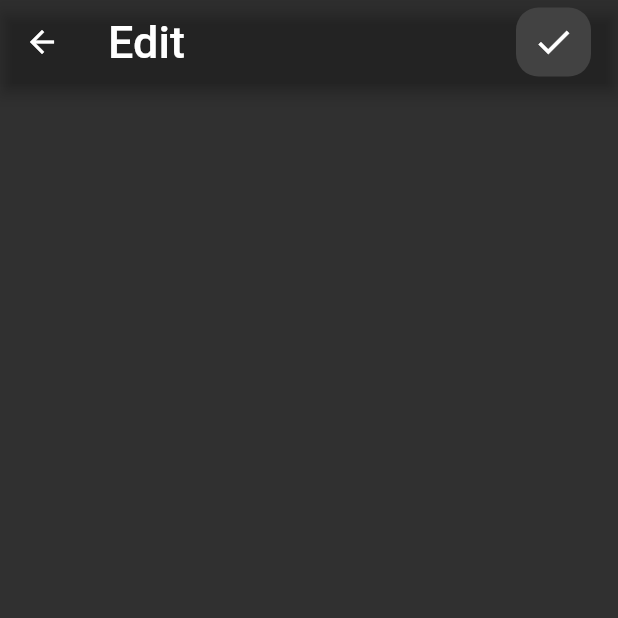
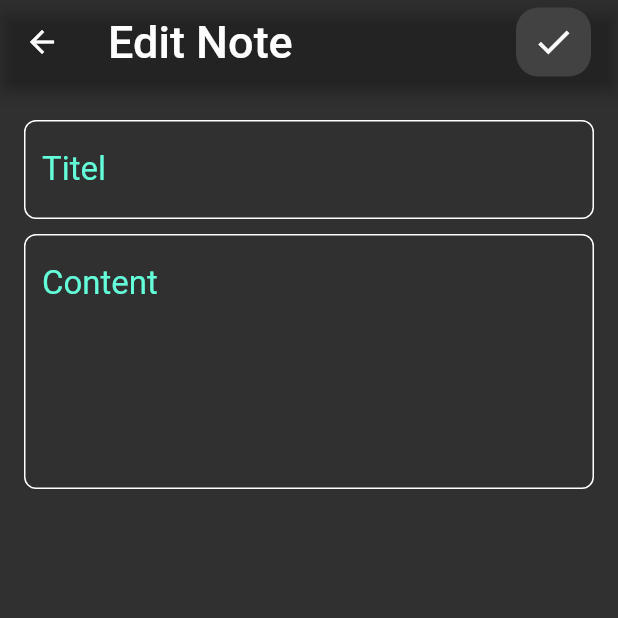
Before and after one commit to Benziane-Anis/My-Notes, a Flutter app: the Edit screen opened by its route, on a phone screen of 412 x 824 dp, the top half of it. Run offline on Flutter 3.47's test engine with Material 2 defaults, Android fonts, the phone set to English and light mode, and no system bars.

Commit message:
add MyTextfield to edit screen and finiched the UI screens

```diff
--- a/lib/items/custom_editNote.dart
+++ b/lib/items/custom_editNote.dart
@@ -1,10 +1,22 @@
 import 'package:flutter/material.dart';
+import 'package:my_notes/items/custom_textfield.dart';
 
 class EditNoteViewBody extends StatelessWidget {
   const EditNoteViewBody({super.key});
 
   @override
   Widget build(BuildContext context) {
-    return Container();
+    return Padding(
+      padding: const EdgeInsets.symmetric(horizontal: 16.0,vertical: 24),
+      child: Column(
+
+        children: [
+          MyTexteField(hint: "Titel"),
+          SizedBox(height: 10,),
+          MyTexteField(hint: "Content",maxLInes: 5),
+
+        ],
+      ),
+    );
   }
 }
--- a/lib/screens/edit.dart
+++ b/lib/screens/edit.dart
@@ -28,7 +28,7 @@ class Edit extends StatelessWidget {
           )
         ],
         backgroundColor: Colors.transparent,
-        title: const Text("Edit",style: TextStyle(fontSize: 30),),
+        title: const Text("Edit Note",style: TextStyle(fontSize: 30),),
       ),
       body: SafeArea(child: EditNoteViewBody()),
     );
```
